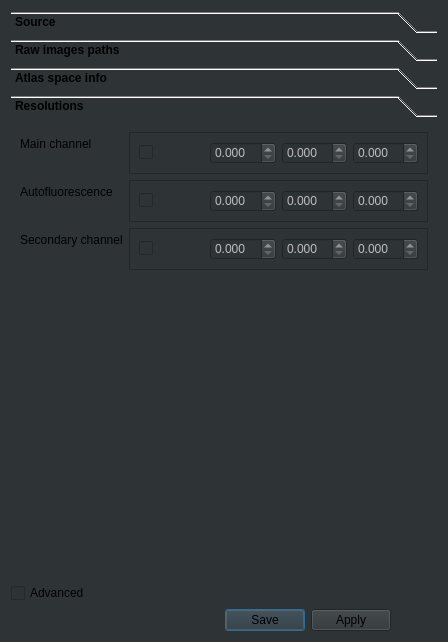
ClearAnatomics/ClearMap, file ClearMap/gui/creator/sample_tab.ui: the form before one commit.
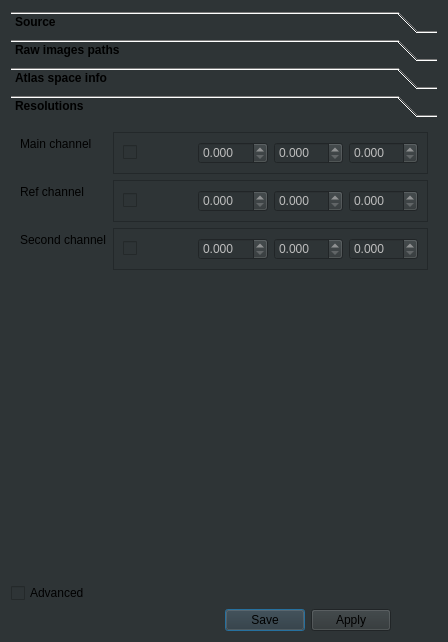
The form after the commit. The open tabs and pages were chosen to show the change. Icons and pictures are not drawn.

Commit message: Cosmetic fixes to UI of sample tab

```diff
--- a/ClearMap/gui/creator/sample_tab.ui
+++ b/ClearMap/gui/creator/sample_tab.ui
@@ -969,7 +969,7 @@
             <string>Resolution of the autolfuorescence dataset. Uncheck to read from the metadata.</string>
            </property>
            <property name="text">
-            <string>Autofluorescence</string>
+            <string>Ref channel</string>
            </property>
           </widget>
          </item>
@@ -1040,7 +1040,7 @@
             <string>Resolution of the secondary (e.g. arteries) dataset. Uncheck to read from the metadata.</string>
            </property>
            <property name="text">
-            <string>Secondary channel</string>
+            <string>Second channel</string>
            </property>
           </widget>
          </item>
```
Left out of the diff: 4 changed lines with no effect on the pictures.
